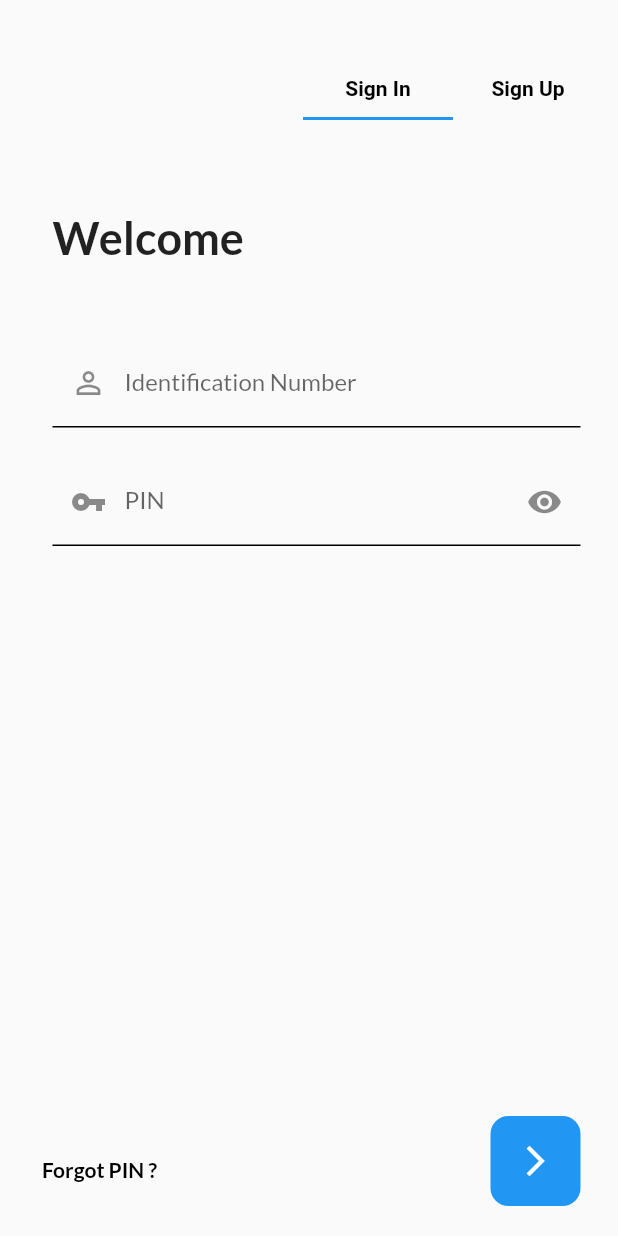
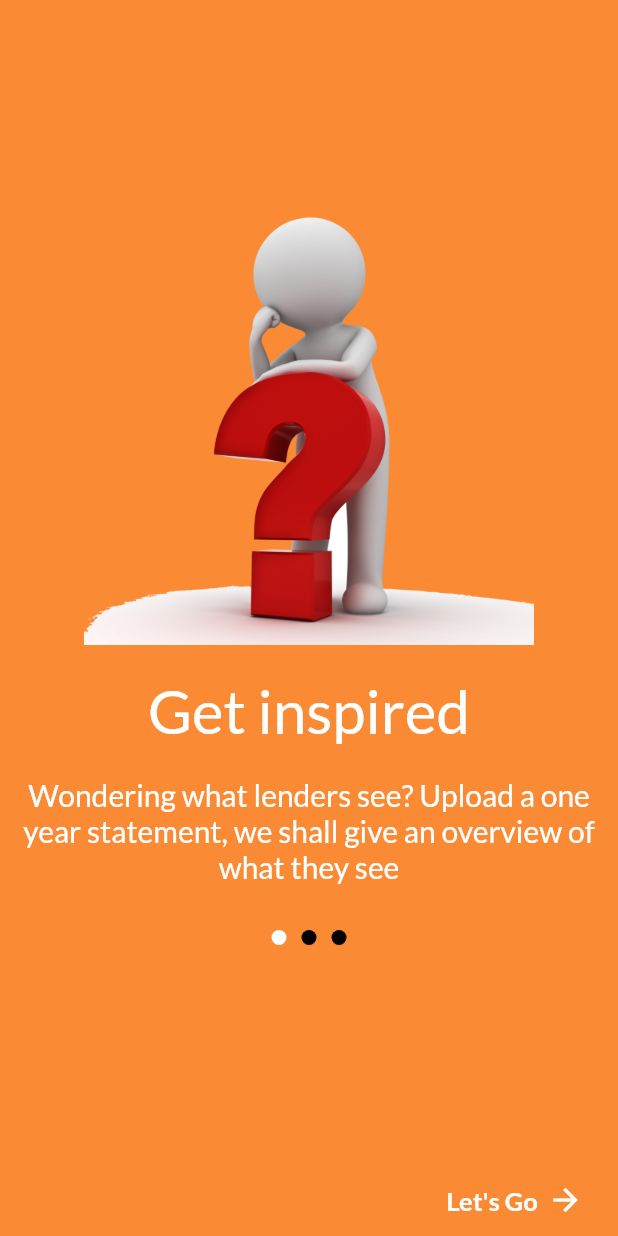
Before and after one commit to CarltonK/kweli-score, a Flutter app: the screen it shows after launch, on a phone screen of 412 x 824 dp. Run offline on Flutter 3.47's test engine with Material 2 defaults, Android fonts, the phone set to English and light mode, and no system bars; our stand-ins replace firebase_analytics, firebase_core, firebase_crashlytics, firebase_messaging, flutter_spinkit, fluttertoast and 2 more; accounts and stored records are empty.

Commit message:
KS-40 #Created on-boarding pages

```diff
--- a/lib/main.dart
+++ b/lib/main.dart
@@ -52,35 +52,36 @@ class MyApp extends StatelessWidget {
           textTheme: GoogleFonts.latoTextTheme(Theme.of(context).textTheme),
         ),
         navigatorObservers: <NavigatorObserver>[observer],
-      home: FutureBuilder<FirebaseApp>(
-        future: _initialization,
-        builder: (context, snapshot) {
-          if (snapshot.hasError) {
-            return GlobalErrorContained(
-              errorMessage: '${snapshot.error.toString()}',
-            );
-          }
-          if (snapshot.connectionState == ConnectionState.done) {
-            // Pass all uncaught errors to Crashlytics.
-            FirebaseCrashlytics instance = FirebaseCrashlytics.instance;
-            FlutterError.onError = instance.recordFlutterError;
+        home: OnBoard1()
+        // FutureBuilder<FirebaseApp>(
+        //   future: _initialization,
+        //   builder: (context, snapshot) {
+        //     if (snapshot.hasError) {
+        //       return GlobalErrorContained(
+        //         errorMessage: '${snapshot.error.toString()}',
+        //       );
+        //     }
+        //     if (snapshot.connectionState == ConnectionState.done) {
+        //       // Pass all uncaught errors to Crashlytics.
+        //       FirebaseCrashlytics instance = FirebaseCrashlytics.instance;
+        //       FlutterError.onError = instance.recordFlutterError;
 
-            return Consumer<ApiProvider>(
-              builder: (context, value, child) {
-                if (value.status == Status.Authenticated) {
-                  return HomePage();
-                }
-                if (value.status == Status.Authenticating) {
-                  return GlobalLoader();
-                }
-                return child!;
-              },
-              child: MainAuthentication(),
-            );
-          }
-          return GlobalLoader();
-        },
-      ),
+        //       return Consumer<ApiProvider>(
+        //         builder: (context, value, child) {
+        //           if (value.status == Status.Authenticated) {
+        //             return HomePage();
+        //           }
+        //           if (value.status == Status.Authenticating) {
+        //             return GlobalLoader();
+        //           }
+        //           return child!;
+        //         },
+        //         child: MainAuthentication(),
+        //       );
+        //     }
+        //     return GlobalLoader();
+        //   },
+        // ),
         );
   }
 }
--- /dev/null
+++ b/lib/screens/Onboarding/on_boarding1.dart
@@ -0,0 +1,109 @@
+import 'package:flutter/material.dart';
+import 'package:kweliscore/screens/screens.dart';
+import 'package:kweliscore/utilities/utilities.dart';
+
+class OnBoard1 extends StatelessWidget {
+  const OnBoard1({Key? key}) : super(key: key);
+
+  @override
+  Widget build(BuildContext context) {
+    return Scaffold(
+      body: Container(
+        padding: const EdgeInsets.only(left: 15, right: 15, top: 130),
+        color: Color(0xfffa8a33),
+        child: Column(
+          mainAxisAlignment: MainAxisAlignment.center,
+          crossAxisAlignment: CrossAxisAlignment.center,
+          children: [
+            Image.asset(
+              'assets/images/wonder.png',
+              height: 300,
+            ),
+            const SizedBox(
+              height: 20,
+            ),
+            Text(
+              'Get inspired',
+              style: TextStyle(
+                color: Colors.white,
+                fontSize: 40,
+              ),
+              textAlign: TextAlign.center,
+            ),
+            const SizedBox(
+              height: 20,
+            ),
+            Text(
+              "Wondering what lenders see? Upload a one year statement, we shall give an overview of what they see",
+              style: TextStyle(
+                color: Colors.white,
+                fontSize: 20,
+              ),
+              textAlign: TextAlign.center,
+            ),
+            const SizedBox(
+              height: 30,
+            ),
+            Row(
+              mainAxisAlignment: MainAxisAlignment.center,
+              children: [
+                Container(
+                  height: 10,
+                  width: 10,
+                  decoration: BoxDecoration(
+                    shape: BoxShape.circle,
+                    color: Colors.white,
+                  ),
+                ),
+                const SizedBox(width: 10),
+                Container(
+                  height: 10,
+                  width: 10,
+                  decoration: BoxDecoration(
+                    shape: BoxShape.circle,
+                    color: Colors.black,
+                  ),
+                ),
+                const SizedBox(width: 10),
+                Container(
+                  height: 10,
+                  width: 10,
+                  decoration: BoxDecoration(
+                    shape: BoxShape.circle,
+                    color: Colors.black,
+                  ),
+                ),
+              ],
+            ),
+            Expanded(child: Container()),
+            Align(
+              alignment: Alignment.bottomRight,
+              child: TextButton(
+                  onPressed: () {
+                    Navigator.push(context,
+                        MaterialPageRoute(builder: (context) => OnBoard2()));
+                  },
+                  child: Row(
+                    mainAxisSize: MainAxisSize.min,
+                    children: [
+                      Text(
+                        "Let's Go  ",
+                        style: TextStyle(
+                          color: Colors.white,
+                          fontSize: 17,
+                          fontWeight: FontWeight.bold,
+                        ),
+                      ),
+                      Icon(
+                        Icons.arrow_forward,
+                        color: Colors.white,
+                      )
+                    ],
+                  )),
+            )
+          ],
+        ),
+      ),
+    );
+  }
+}
--- a/lib/screens/screens.dart
+++ b/lib/screens/screens.dart
@@ -11,3 +11,8 @@ export 'packages/package.dart';
 
 // Home
 export 'home/home_screen.dart';
+
+//onBoarding
+export 'Onboarding/on_boarding1.dart';
+export 'Onboarding/on_boarding2.dart';
+export 'Onboarding/on_boarding3.dart';
```
Also changed, not shown: lib/screens/Onboarding/on_boarding2.dart (added, +106 -0 lines), lib/screens/Onboarding/on_boarding3.dart (added, +99 -0 lines), assets/images/growth.png (added), assets/images/quick.png (added), assets/images/wonder.png (added). Lines whose indentation alone changed are shown as unchanged.
